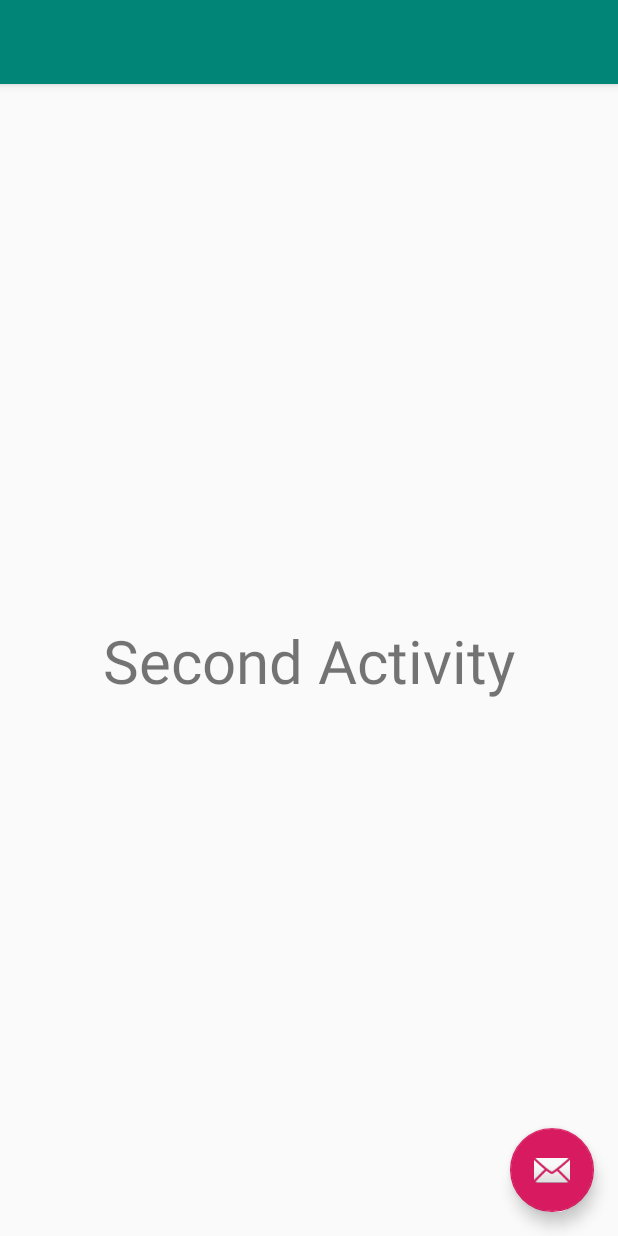
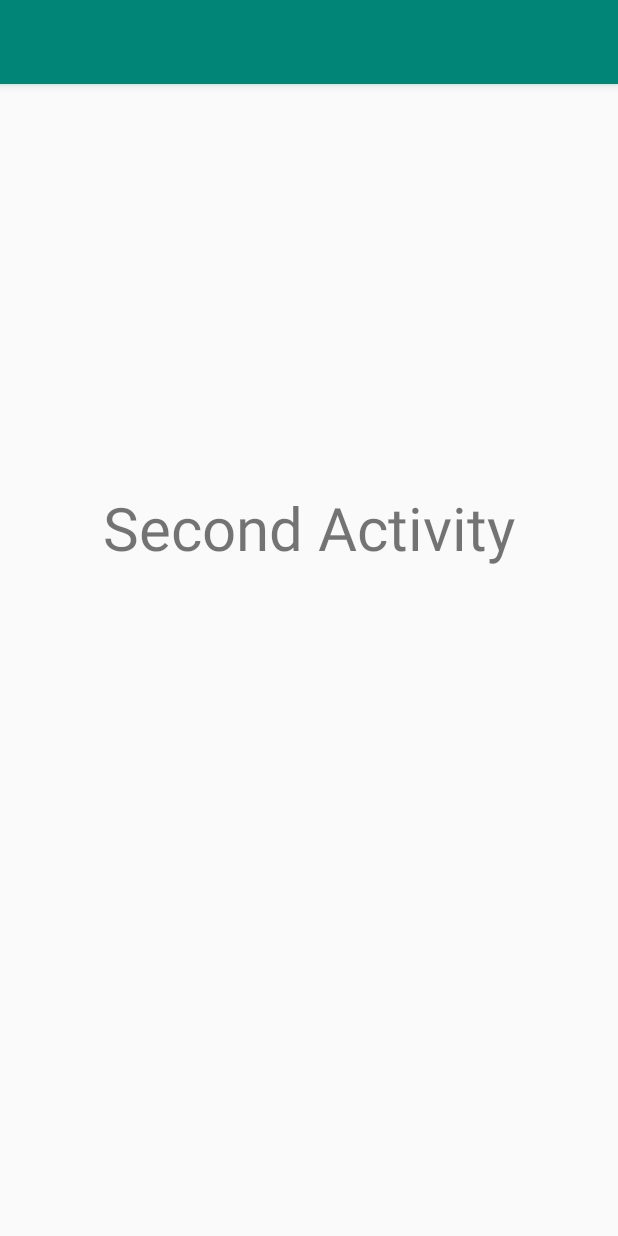
Before and after one commit to Gkemon/Easy-Android-Loading, an Android app: the SecondActivity screen opened directly, with no data from a screen before it, on a phone screen of 412 x 824 dp. Run offline under Robolectric (Android 15) with nearby library versions, the phone set to English and light mode, and no system bars.

Commit message:
-- Fix custom layout problem

```diff
--- a/app/src/main/res/layout/activity_second.xml
+++ b/app/src/main/res/layout/activity_second.xml
@@ -22,12 +22,5 @@
 
     <include layout="@layout/content_second" />
 
-    <com.google.android.material.floatingactionbutton.FloatingActionButton
-        android:id="@+id/fab"
-        android:layout_width="wrap_content"
-        android:layout_height="wrap_content"
-        android:layout_gravity="bottom|end"
-        android:layout_margin="@dimen/fab_margin"
-        app:srcCompat="@android:drawable/ic_dialog_email" />
 
 </androidx.coordinatorlayout.widget.CoordinatorLayout>
--- a/app/src/main/res/layout/content_second.xml
+++ b/app/src/main/res/layout/content_second.xml
@@ -16,7 +16,8 @@
         app:layout_constraintBottom_toBottomOf="parent"
         app:layout_constraintEnd_toEndOf="parent"
         app:layout_constraintStart_toStartOf="parent"
-        app:layout_constraintTop_toTopOf="parent">
+        app:layout_constraintTop_toTopOf="parent"
+        app:layout_constraintVertical_bias="0.376">
 
     </TextView>
 
--- a/lovelyLoading/src/main/java/com/gk/emon/lovelyLoading/LoadingPopup.kt
+++ b/lovelyLoading/src/main/java/com/gk/emon/lovelyLoading/LoadingPopup.kt
@@ -11,17 +11,21 @@ import android.os.Handler
 import android.os.Looper
 import android.util.Log
 import android.view.View
-import androidx.annotation.ColorInt
+import android.view.WindowManager
 import androidx.annotation.ColorRes
+import androidx.annotation.IntRange
 import androidx.annotation.LayoutRes
+import androidx.core.content.ContextCompat
 import com.airbnb.lottie.LottieAnimationView
 
-class  LoadingPopup(context: Context) : Dialog(context) {
-    val TAG: String = LoadingPopup::class.java.simpleName
+class LoadingPopup(context: Context) : Dialog(context) {
     private var intentionalDelayInMillSec: Long = 0
-    @ColorInt
-    var backgroundColor: Int = Color.TRANSPARENT
-    private var opacity = 50
+
+    @ColorRes
+    var backgroundColor: Int = android.R.color.transparent
+
+    @IntRange(from = 0, to = 100)
+    private var opacity = DEFAULT_OPACITY
     private var isQueued = false
 
     @LayoutRes
@@ -30,7 +34,7 @@ class  LoadingPopup(context: Context) : Dialog(context) {
         intentionalDelayInMillSec = millSec
     }
 
-    fun setCustomViewID(customLayoutID: Int, backgroundColor: Int) {
+    fun setCustomViewID(customLayoutID: Int, @ColorRes backgroundColor: Int) {
         this.customLayoutID = customLayoutID
         this.backgroundColor = backgroundColor
     }
@@ -39,7 +43,7 @@ class  LoadingPopup(context: Context) : Dialog(context) {
         this.opacity = opacity
     }
 
-    fun autoCancelable() {
+    fun setCancelable() {
         setCancelable(true)
     }
 
@@ -53,7 +57,6 @@ class  LoadingPopup(context: Context) : Dialog(context) {
             setContentView(R.layout.dialog_lottie_loading_popup)
             val lottieAnimationView: LottieAnimationView = findViewById(R.id.v_lottie)
             lottieAnimationView.setAnimation("Loading.json")
-            if (window != null) window!!.setBackgroundDrawable(ColorDrawable(Color.TRANSPARENT))
         } else {
             val vContent = layoutInflater.inflate(customLayoutID, null)
 
@@ -62,14 +65,23 @@ class  LoadingPopup(context: Context) : Dialog(context) {
              * So then it should be get the background color from the inflated view from layout
              * resource id which will be shown as the water mark. If all of these approach get any exception
              * then black color with 50% opacity (default opacity) will be set*/
-            if(backgroundColor==Color.TRANSPARENT)
+            if (backgroundColor == Color.TRANSPARENT)
                 vContent.setBackgroundColor(Color.parseColor(ColorTransparentUtils
                         .transparentColor(getBackgroundColor(vContent), opacity)))
-            else vContent.setBackgroundColor(Color.parseColor(ColorTransparentUtils
-                    .transparentColor(backgroundColor, opacity)))
+            else {
+                vContent.setBackgroundColor(Color.parseColor(ColorTransparentUtils
+                        .transparentColor(ContextCompat.getColor(context, backgroundColor), opacity)))
+            }
 
             setContentView(vContent)
         }
+        window?.let {
+            it.setBackgroundDrawable(ColorDrawable(Color.TRANSPARENT))
+            it.setLayout(WindowManager.LayoutParams.MATCH_PARENT, WindowManager.LayoutParams.MATCH_PARENT);
+            it.clearFlags(WindowManager.LayoutParams.FLAG_DIM_BEHIND)
+        }
+
+
     }
 
     private fun getBackgroundColor(view: View): Int {
@@ -115,7 +127,7 @@ class  LoadingPopup(context: Context) : Dialog(context) {
     }
 
     interface FinalStep {
-        fun autoCancelable(): FinalStep
+        fun cancelable(): FinalStep
         fun setBackgroundOpacity(opacity: Int): FinalStep
         fun build()
     }
@@ -127,22 +139,22 @@ class  LoadingPopup(context: Context) : Dialog(context) {
 
         @LayoutRes
         private var customLayoutID = 0
-        private var opacity = 0
+        private var opacity = DEFAULT_OPACITY
 
         @ColorRes
-        private var backgroundColor = 0
+        private var backgroundColor = android.R.color.transparent
         override fun setCustomViewID(customLayoutID: Int): DelayStep {
             this.customLayoutID = customLayoutID
             return this
         }
 
-        override fun setCustomViewID(customLayoutID: Int, backgroundColor: Int): DelayStep {
+        override fun setCustomViewID(customLayoutID: Int,@ColorRes backgroundColor: Int): DelayStep {
             this.customLayoutID = customLayoutID
             this.backgroundColor = backgroundColor
             return this
         }
 
-        override fun autoCancelable(): FinalStep {
+        override fun cancelable(): FinalStep {
             isAutoCancelable = true
             return this
         }
@@ -154,7 +166,7 @@ class  LoadingPopup(context: Context) : Dialog(context) {
 
         override fun build() {
             dialog.setIntentionalDelayInMillSec(intentionalDelayInMillSec)
-            if (isAutoCancelable) dialog.autoCancelable()
+            if (isAutoCancelable) dialog.setCancelable()
             dialog.setCustomViewID(customLayoutID, backgroundColor)
             dialog.setOpacity(opacity)
             dialog.configureResources()
@@ -189,6 +201,7 @@ class  LoadingPopup(context: Context) : Dialog(context) {
                             override fun onActivityStarted(activity: Activity) {}
                             override fun onActivityResumed(activity: Activity) {
                                 dialog = LoadingPopup(activity)
+                                build()
                             }
 
                             override fun onActivityPaused(activity: Activity) {}
@@ -227,6 +240,8 @@ class  LoadingPopup(context: Context) : Dialog(context) {
                 loadingBuilder = it
             }
         }
+
         private val TAG: String = LoadingPopup::class.java.simpleName
+        private const val DEFAULT_OPACITY = 50
     }
 }
--- a/lovelyLoading/src/main/res/layout/dialog_lottie_loading_popup.xml
+++ b/lovelyLoading/src/main/res/layout/dialog_lottie_loading_popup.xml
@@ -2,7 +2,7 @@
 <FrameLayout xmlns:android="http://schemas.android.com/apk/res/android"
     android:layout_width="match_parent"
     android:layout_height="match_parent"
-    android:background="@null"
+    android:background="#30ffffff"
     xmlns:app="http://schemas.android.com/apk/res-auto">
     <com.airbnb.lottie.LottieAnimationView
         android:id="@+id/v_lottie"
```
Also changed, not shown: app/src/main/java/com/gk/emon/lovelyLoadingDemo/MainActivity.java (+18 -4 lines), app/src/main/res/layout/activity_third.xml (+0 -7 lines).
